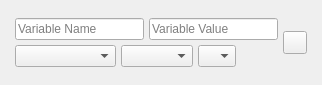
Above: UI/Arduino/glitch-object-variable-arduino.ui from textbrowser/glitch before the change. Below: the same form after it.
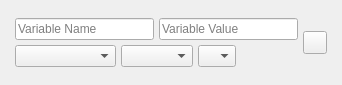
That is the form after the change. Icons and pictures are not drawn.

Commit message: Tool tip.

```diff
--- a/UI/Arduino/glitch-object-variable-arduino.ui
+++ b/UI/Arduino/glitch-object-variable-arduino.ui
@@ -6,7 +6,7 @@
    <rect>
     <x>0</x>
     <y>0</y>
-    <width>322</width>
+    <width>342</width>
     <height>85</height>
    </rect>
   </property>
```
Left out of the diff: 3 changed lines with no effect on the pictures. The commit also changes 1 other file.
